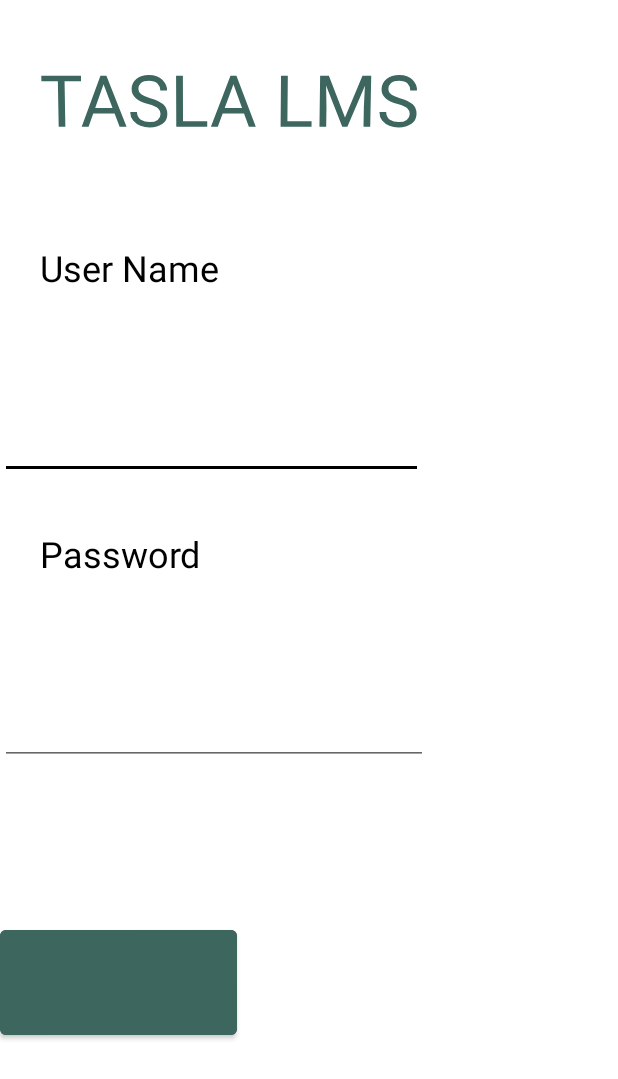
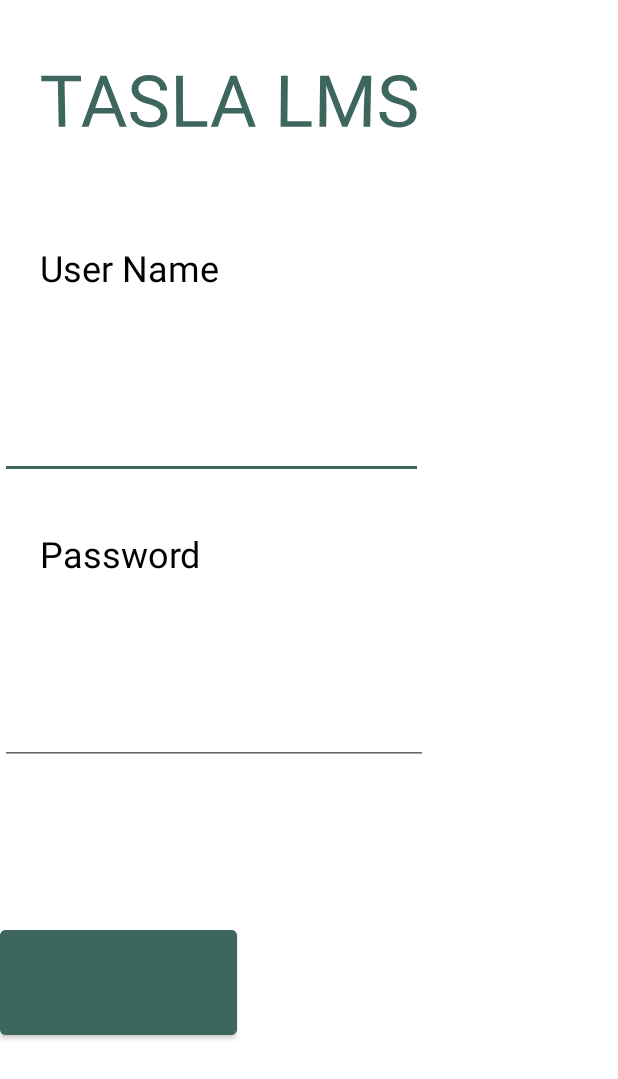
Before and after one commit to McGill-ECSE321-Fall2021/project-group-03, an Android app: the screen it shows after launch (Login), on a phone screen of 412 x 824 dp. Shown: the top 1079 px of the screen. Run offline under Robolectric (Android 15) with nearby library versions, the light colour scheme and no system bars; our stand-ins replace navigation-ui; libraries missing offline, so code that uses them is left out: com.loopj.android, cz.msebera.android.

Commit message:
more changes

```diff
--- a/LibraryManagement-Android/app/src/main/res/values/colors.xml
+++ b/LibraryManagement-Android/app/src/main/res/values/colors.xml
@@ -7,4 +7,5 @@
     <color name="teal_700">#FF018786</color>
     <color name="black">#FF000000</color>
     <color name="white">#FFFFFFFF</color>
+    <color name="green">#3d665f</color>
 </resources>
--- a/LibraryManagement-Android/app/src/main/res/values/themes.xml
+++ b/LibraryManagement-Android/app/src/main/res/values/themes.xml
@@ -3,10 +3,10 @@
     <style name="Theme.LibraryManagementAndroid" parent="Theme.MaterialComponents.DayNight.DarkActionBar">
         <!-- Primary brand color. -->
         <item name="colorPrimary">@color/white</item>
-        <item name="colorPrimaryVariant">@color/white</item>
+        <item name="colorPrimaryVariant">@color/green</item>
         <item name="colorOnPrimary">@color/white</item>
         <!-- Secondary brand color. -->
-        <item name="colorSecondary">@color/black</item>
+        <item name="colorSecondary">@color/green</item>
         <item name="colorSecondaryVariant">@color/black</item>
         <item name="colorOnSecondary">@color/black</item>
         <!-- Status bar color. -->
```
